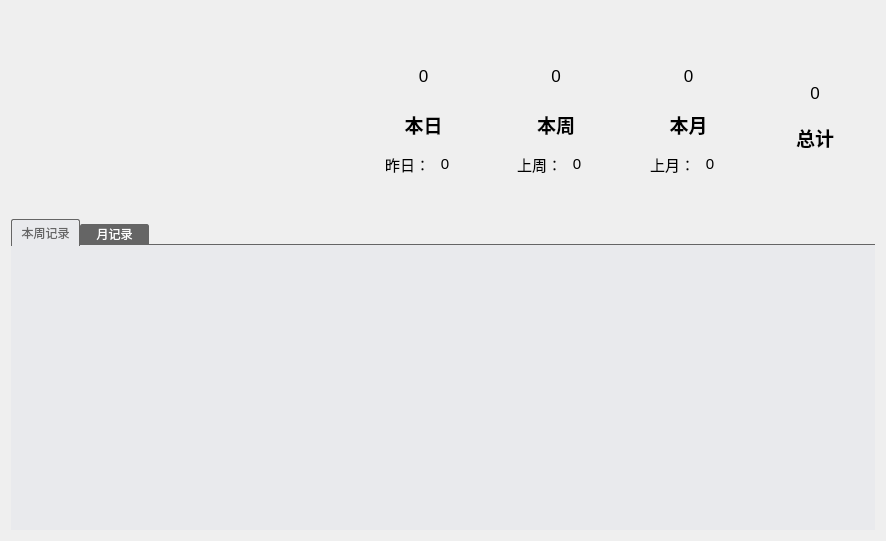
The window that gui/statisWidget.ui (WatsonJay/tomato_farm) describes before a commit, drawn with Qt 5.
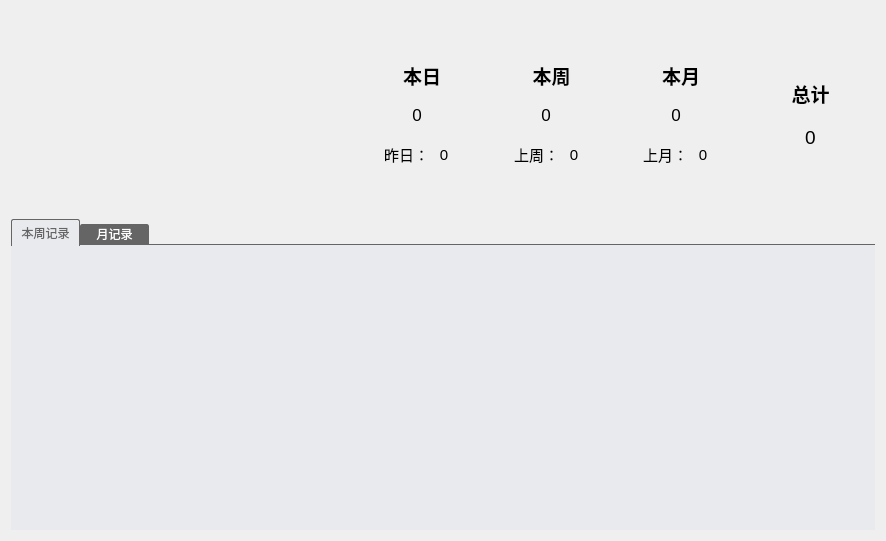
The same window after the commit.

Diff of the .ui file:
```diff
--- a/gui/statisWidget.ui
+++ b/gui/statisWidget.ui
@@ -26,7 +26,7 @@
       <widget class="QWidget" name="todayChartWidget" native="true"/>
      </item>
      <item>
-      <layout class="QHBoxLayout" name="horizontalLayout_3">
+      <layout class="QHBoxLayout" name="horizontalLayout_3" stretch="1,1,1,1">
        <item>
         <layout class="QVBoxLayout" name="verticalLayout">
          <item>
@@ -45,28 +45,6 @@
            </property>
           </spacer>
          </item>
-         <item>
-          <widget class="QLabel" name="todayLabel">
-           <property name="minimumSize">
-            <size>
-             <width>100</width>
-             <height>0</height>
-            </size>
-           </property>
-           <property name="font">
-            <font>
-             <family>Microsoft YaHei UI</family>
-             <pointsize>13</pointsize>
-            </font>
-           </property>
-           <property name="text">
-            <string>0</string>
-           </property>
-           <property name="alignment">
-            <set>Qt::AlignCenter</set>
-           </property>
-          </widget>
-         </item>
          <item>
           <widget class="QLabel" name="label_3">
            <property name="font">
@@ -86,18 +64,85 @@
           </widget>
          </item>
          <item>
-          <layout class="QHBoxLayout" name="horizontalLayout_4">
+          <layout class="QHBoxLayout" name="horizontalLayout_10">
+           <property name="spacing">
+            <number>0</number>
+           </property>
            <item>
             <spacer name="horizontalSpacer">
              <property name="orientation">
               <enum>Qt::Horizontal</enum>
              </property>
              <property name="sizeType">
-              <enum>QSizePolicy::Preferred</enum>
+              <enum>QSizePolicy::Fixed</enum>
              </property>
              <property name="sizeHint" stdset="0">
               <size>
                <width>30</width>
+               <height>20</height>
+              </size>
+             </property>
+            </spacer>
+           </item>
+           <item>
+            <widget class="QLabel" name="todayLabel">
+             <property name="minimumSize">
+              <size>
+               <width>40</width>
+               <height>0</height>
+              </size>
+             </property>
+             <property name="maximumSize">
+              <size>
+               <width>40</width>
+               <height>16777215</height>
+              </size>
+             </property>
+             <property name="font">
+              <font>
+               <family>Microsoft YaHei UI</family>
+               <pointsize>13</pointsize>
+              </font>
+             </property>
+             <property name="text">
+              <string>0</string>
+             </property>
+             <property name="alignment">
+              <set>Qt::AlignCenter</set>
+             </property>
+            </widget>
+           </item>
+           <item>
+            <widget class="QLabel" name="dayLevelLabel">
+             <property name="minimumSize">
+              <size>
+               <width>30</width>
+               <height>30</height>
+              </size>
+             </property>
+             <property name="maximumSize">
+              <size>
+               <width>30</width>
+               <height>30</height>
+              </size>
+             </property>
+             <property name="text">
+              <string/>
+             </property>
+            </widget>
+           </item>
+          </layout>
+         </item>
+         <item>
+          <layout class="QHBoxLayout" name="horizontalLayout_4">
+           <item>
+            <spacer name="horizontalSpacer_5">
+             <property name="orientation">
+              <enum>Qt::Horizontal</enum>
+             </property>
+             <property name="sizeHint" stdset="0">
+              <size>
+               <width>40</width>
                <height>20</height>
               </size>
              </property>
@@ -142,23 +187,17 @@
             </widget>
            </item>
            <item>
-            <widget class="QLabel" name="dayLevelLabel">
-             <property name="minimumSize">
-              <size>
-               <width>30</width>
-               <height>30</height>
-              </size>
+            <spacer name="horizontalSpacer_6">
+             <property name="orientation">
+              <enum>Qt::Horizontal</enum>
              </property>
-             <property name="maximumSize">
+             <property name="sizeHint" stdset="0">
               <size>
-               <width>30</width>
-               <height>30</height>
+               <width>40</width>
+               <height>20</height>
               </size>
              </property>
-             <property name="text">
-              <string/>
-             </property>
-            </widget>
+            </spacer>
            </item>
           </layout>
          </item>
@@ -198,28 +237,6 @@
            </property>
           </spacer>
          </item>
-         <item>
-          <widget class="QLabel" name="weekLabel">
-           <property name="minimumSize">
-            <size>
-             <width>100</width>
-             <height>0</height>
-            </size>
-           </property>
-           <property name="font">
-            <font>
-             <family>Microsoft YaHei UI</family>
-             <pointsize>13</pointsize>
-            </font>
-           </property>
-           <property name="text">
-            <string>0</string>
-           </property>
-           <property name="alignment">
-            <set>Qt::AlignCenter</set>
-           </property>
-          </widget>
-         </item>
          <item>
           <widget class="QLabel" name="label">
            <property name="font">
@@ -239,18 +256,85 @@
           </widget>
          </item>
          <item>
-          <layout class="QHBoxLayout" name="horizontalLayout_6">
+          <layout class="QHBoxLayout" name="horizontalLayout_11">
+           <property name="spacing">
+            <number>0</number>
+           </property>
            <item>
             <spacer name="horizontalSpacer_2">
              <property name="orientation">
               <enum>Qt::Horizontal</enum>
              </property>
              <property name="sizeType">
-              <enum>QSizePolicy::Preferred</enum>
+              <enum>QSizePolicy::Fixed</enum>
              </property>
              <property name="sizeHint" stdset="0">
               <size>
                <width>30</width>
+               <height>20</height>
+              </size>
+             </property>
+            </spacer>
+           </item>
+           <item>
+            <widget class="QLabel" name="weekLabel">
+             <property name="minimumSize">
+              <size>
+               <width>40</width>
+               <height>0</height>
+              </size>
+             </property>
+             <property name="maximumSize">
+              <size>
+               <width>40</width>
+               <height>16777215</height>
+              </size>
+             </property>
+             <property name="font">
+              <font>
+               <family>Microsoft YaHei UI</family>
+               <pointsize>13</pointsize>
+              </font>
+             </property>
+             <property name="text">
+              <string>0</string>
+             </property>
+             <property name="alignment">
+              <set>Qt::AlignCenter</set>
+             </property>
+            </widget>
+           </item>
+           <item>
+            <widget class="QLabel" name="weekLevelLabel">
+             <property name="minimumSize">
+              <size>
+               <width>30</width>
+               <height>30</height>
+              </size>
+             </property>
+             <property name="maximumSize">
+              <size>
+               <width>30</width>
+               <height>30</height>
+              </size>
+             </property>
+             <property name="text">
+              <string/>
+             </property>
+            </widget>
+           </item>
+          </layout>
+         </item>
+         <item>
+          <layout class="QHBoxLayout" name="horizontalLayout_6">
+           <item>
+            <spacer name="horizontalSpacer_7">
+             <property name="orientation">
+              <enum>Qt::Horizontal</enum>
+             </property>
+             <property name="sizeHint" stdset="0">
+              <size>
+               <width>40</width>
                <height>20</height>
               </size>
              </property>
@@ -295,23 +379,17 @@
             </widget>
            </item>
            <item>
-            <widget class="QLabel" name="weekLevelLabel">
-             <property name="minimumSize">
-              <size>
-               <width>30</width>
-               <height>30</height>
-              </size>
+            <spacer name="horizontalSpacer_8">
+             <property name="orientation">
+              <enum>Qt::Horizontal</enum>
              </property>
-             <property name="maximumSize">
+             <property name="sizeHint" stdset="0">
               <size>
-               <width>30</width>
-               <height>30</height>
+               <width>40</width>
+               <height>20</height>
               </size>
              </property>
-             <property name="text">
-              <string/>
-             </property>
-            </widget>
+            </spacer>
            </item>
           </layout>
          </item>
@@ -351,22 +429,6 @@
            </property>
           </spacer>
          </item>
-         <item>
-          <widget class="QLabel" name="monthLabel">
-           <property name="font">
-            <font>
-             <family>Microsoft YaHei UI</family>
-             <pointsize>13</pointsize>
-            </font>
-           </property>
-           <property name="text">
-            <string>0</string>
-           </property>
-           <property name="alignment">
-            <set>Qt::AlignCenter</set>
-           </property>
-          </widget>
-         </item>
          <item>
           <widget class="QLabel" name="label_2">
            <property name="font">
@@ -386,18 +448,85 @@
           </widget>
          </item>
          <item>
-          <layout class="QHBoxLayout" name="horizontalLayout_8">
+          <layout class="QHBoxLayout" name="horizontalLayout_12">
+           <property name="spacing">
+            <number>0</number>
+           </property>
            <item>
             <spacer name="horizontalSpacer_3">
              <property name="orientation">
               <enum>Qt::Horizontal</enum>
              </property>
              <property name="sizeType">
-              <enum>QSizePolicy::Preferred</enum>
+              <enum>QSizePolicy::Fixed</enum>
              </property>
              <property name="sizeHint" stdset="0">
               <size>
                <width>30</width>
+               <height>20</height>
+              </size>
+             </property>
+            </spacer>
+           </item>
+           <item>
+            <widget class="QLabel" name="monthLabel">
+             <property name="minimumSize">
+              <size>
+               <width>40</width>
+               <height>0</height>
+              </size>
+             </property>
+             <property name="maximumSize">
+              <size>
+               <width>40</width>
+               <height>16777215</height>
+              </size>
+             </property>
+             <property name="font">
+              <font>
+               <family>Microsoft YaHei UI</family>
+               <pointsize>13</pointsize>
+              </font>
+             </property>
+             <property name="text">
+              <string>0</string>
+             </property>
+             <property name="alignment">
+              <set>Qt::AlignCenter</set>
+             </property>
+            </widget>
+           </item>
+           <item>
+            <widget class="QLabel" name="monthLevelLabel">
+             <property name="minimumSize">
+              <size>
+               <width>30</width>
+               <height>30</height>
+              </size>
+             </property>
+             <property name="maximumSize">
+              <size>
+               <width>30</width>
+               <height>30</height>
+              </size>
+             </property>
+             <property name="text">
+              <string/>
+             </property>
+            </widget>
+           </item>
+          </layout>
+         </item>
+         <item>
+          <layout class="QHBoxLayout" name="horizontalLayout_8">
+           <item>
+            <spacer name="horizontalSpacer_9">
+             <property name="orientation">
+              <enum>Qt::Horizontal</enum>
+             </property>
+             <property name="sizeHint" stdset="0">
+              <size>
+               <width>40</width>
                <height>20</height>
               </size>
              </property>
@@ -405,6 +534,12 @@
            </item>
            <item>
             <widget class="QLabel" name="label_13">
+             <property name="maximumSize">
+              <size>
+               <width>70</width>
+               <height>16777215</height>
+              </size>
+             </property>
              <property name="font">
               <font>
                <family>Microsoft YaHei UI</family>
@@ -442,23 +577,17 @@
             </widget>
            </item>
            <item>
-            <widget class="QLabel" name="monthLevelLabel">
-             <property name="minimumSize">
-              <size>
-               <width>30</width>
-               <height>30</height>
-              </size>
+            <spacer name="horizontalSpacer_10">
+             <property name="orientation">
+              <enum>Qt::Horizontal</enum>
              </property>
-             <property name="maximumSize">
+             <property name="sizeHint" stdset="0">
               <size>
-               <width>30</width>
-               <height>30</height>
+               <width>40</width>
+               <height>20</height>
               </size>
              </property>
-             <property name="text">
-              <string/>
-             </property>
-            </widget>
+            </spacer>
            </item>
           </layout>
          </item>
@@ -498,28 +627,6 @@
            </property>
           </spacer>
          </item>
-         <item>
-          <widget class="QLabel" name="totalLabel">
-           <property name="minimumSize">
-            <size>
-             <width>120</width>
-             <height>0</height>
-            </size>
-           </property>
-           <property name="font">
-            <font>
-             <family>Microsoft YaHei UI</family>
-             <pointsize>13</pointsize>
-            </font>
-           </property>
-           <property name="text">
-            <string>0</string>
-           </property>
-           <property name="alignment">
-            <set>Qt::AlignCenter</set>
-           </property>
-          </widget>
-         </item>
          <item>
           <widget class="QLabel" name="label_4">
            <property name="font">
@@ -538,6 +645,28 @@
            </property>
           </widget>
          </item>
+         <item>
+          <widget class="QLabel" name="totalLabel">
+           <property name="minimumSize">
+            <size>
+             <width>120</width>
+             <height>0</height>
+            </size>
+           </property>
+           <property name="font">
+            <font>
+             <family>Microsoft YaHei UI</family>
+             <pointsize>14</pointsize>
+            </font>
+           </property>
+           <property name="text">
+            <string>0</string>
+           </property>
+           <property name="alignment">
+            <set>Qt::AlignCenter</set>
+           </property>
+          </widget>
+         </item>
          <item>
           <spacer name="verticalSpacer_8">
            <property name="orientation">
```
